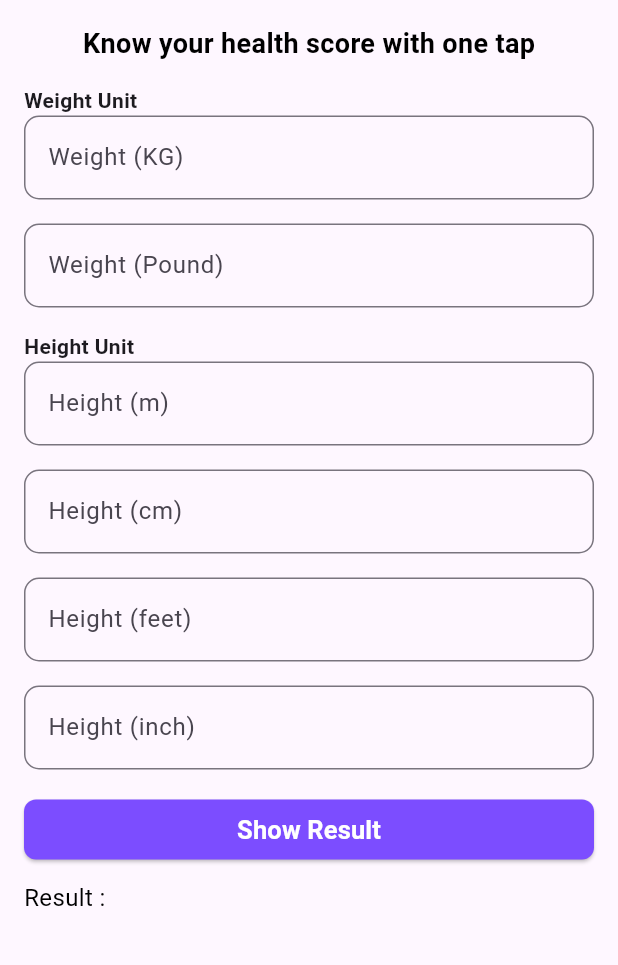
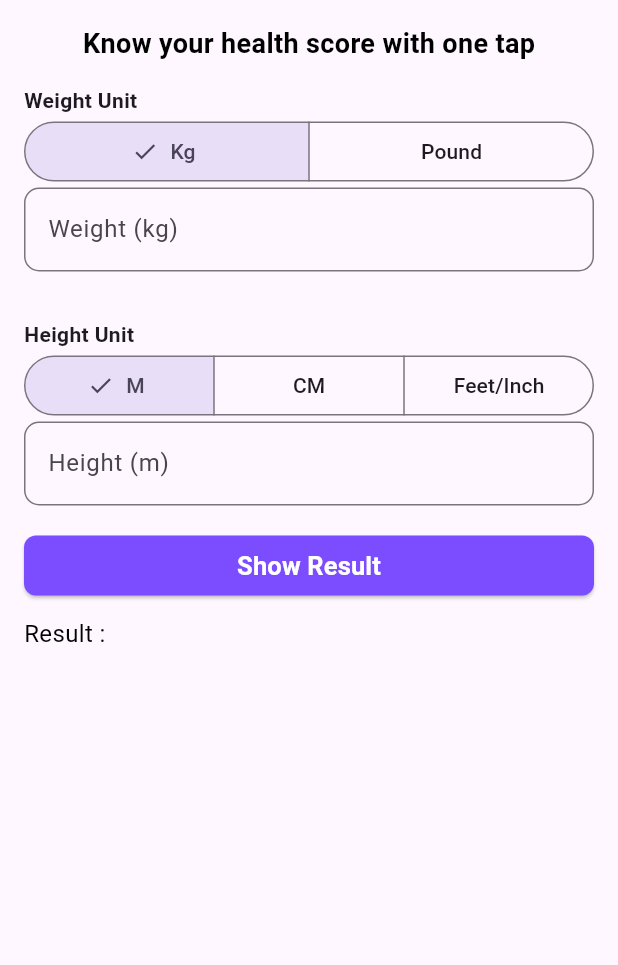
Before and after one commit to Shishir707/BMI-Calculator, a Flutter app: the screen it shows after launch, on a phone screen of 412 x 824 dp, the part 84-1049 px from its top. Run offline on Flutter 3.47's test engine with Material 3 defaults, Android fonts, the phone set to English and light mode, and no system bars.

Commit message:
add segment button for switch input type

```diff
--- a/lib/bmi_app.dart
+++ b/lib/bmi_app.dart
@@ -1,7 +1,8 @@
 import 'package:flutter/material.dart';
 
-enum WeightType {kg , pound}
-enum HeightType {m , cm , feetInch}
+enum WeightType { kg, pound }
+
+enum HeightType { m, cm, feetInch }
 
 class BmiApp extends StatefulWidget {
   const BmiApp({super.key});
@@ -11,7 +12,6 @@ class BmiApp extends StatefulWidget {
 }
 
 class _BmiAppState extends State<BmiApp> {
-
   WeightType weightType = WeightType.kg;
   HeightType heightType = HeightType.m;
 
@@ -44,28 +44,66 @@ class _BmiAppState extends State<BmiApp> {
             ),
           ),
           SizedBox(height: 15),
-          Text('Weight Unit',style: TextStyle(fontSize: 14,fontWeight: FontWeight.bold),),
+          /// ====================== Weight Unit ==================
+          Text(
+            'Weight Unit',
+            style: TextStyle(fontSize: 14, fontWeight: FontWeight.bold),
+          ),
+          SegmentedButton<WeightType>(
+            segments: [
+              const ButtonSegment<WeightType>(
+                value: WeightType.kg,
+                label: Text('Kg'),
+              ),
+              const ButtonSegment<WeightType>(
+                value: WeightType.pound,
+                label: Text('Pound'),
+              ),
+            ],
+            selected: {weightType},
+            onSelectionChanged: (value) => setState(() {
+              weightType = value.first;
+            }),
+          ),
+          if (weightType == WeightType.kg)...[
             TextField(
               keyboardType: TextInputType.number,
               decoration: InputDecoration(
-              labelText: 'Weight (KG)',
+                labelText: 'Weight (kg)',
+                border: OutlineInputBorder(
+                  borderRadius: BorderRadius.circular(10),
+                ),
+              ),
+            )
+          ] else...[
+            TextField(
+              keyboardType: TextInputType.number,
+              decoration: InputDecoration(
+                labelText: 'Weight (pound)',
                 border: OutlineInputBorder(
                   borderRadius: BorderRadius.circular(10),
                 ),
               ),
             ),
+          ],
           SizedBox(height: 16),
-          TextField(
-            keyboardType: TextInputType.number,
-            decoration: InputDecoration(
-              labelText: 'Weight (Pound)',
-              border: OutlineInputBorder(
-                borderRadius: BorderRadius.circular(10),
+          SizedBox(height: 16),
+          /// ========================== Height Unit ==========================
+          Text(
+            'Height Unit',
+            style: TextStyle(fontSize: 14, fontWeight: FontWeight.bold),
           ),
+          SegmentedButton(segments: [
+            ButtonSegment(value: HeightType.m , label: Text('M')),
+            ButtonSegment(value: HeightType.cm, label: Text('CM')),
+            ButtonSegment(value: HeightType.feetInch, label: Text('Feet/Inch'))
+          ],
+              selected: {heightType},
+            onSelectionChanged: (value) => setState(() {
+              heightType = value.first;
+            }),
           ),
-          ),
-          SizedBox(height: 16),
-          Text('Height Unit',style: TextStyle(fontSize: 14,fontWeight: FontWeight.bold),),
+          if (heightType == HeightType.m)...[
             TextField(
               keyboardType: TextInputType.number,
               decoration: InputDecoration(
@@ -74,8 +112,8 @@ class _BmiAppState extends State<BmiApp> {
                   borderRadius: BorderRadius.circular(10),
                 ),
               ),
-          ),
-          SizedBox(height: 16),
+            )
+          ] else if (heightType == HeightType.cm)...[
             TextField(
               keyboardType: TextInputType.number,
               decoration: InputDecoration(
@@ -84,27 +122,36 @@ class _BmiAppState extends State<BmiApp> {
                   borderRadius: BorderRadius.circular(10),
                 ),
               ),
-          ),
-          SizedBox(height: 16),
-          TextField(
+            )
+          ]else...[
+            Row(
+              children: [
+                Expanded(
+                  child: TextField(
                     keyboardType: TextInputType.number,
                     decoration: InputDecoration(
-              labelText: 'Height (feet)',
+                      labelText: "Feet (')",
                       border: OutlineInputBorder(
                         borderRadius: BorderRadius.circular(10),
                       ),
                     ),
                   ),
-          SizedBox(height: 16),
-          TextField(
+                ),
+                SizedBox(width: 10),
+                Expanded(
+                  child: TextField(
                     keyboardType: TextInputType.number,
                     decoration: InputDecoration(
-              labelText: 'Height (inch)',
+                      labelText: 'Inch (")',
                       border: OutlineInputBorder(
                         borderRadius: BorderRadius.circular(10),
                       ),
                     ),
                   ),
+                )
+              ],
+            )
+          ],
           SizedBox(height: 16),
           ElevatedButton(
             onPressed: () {},
```
Lines whose indentation alone changed are shown as unchanged.
